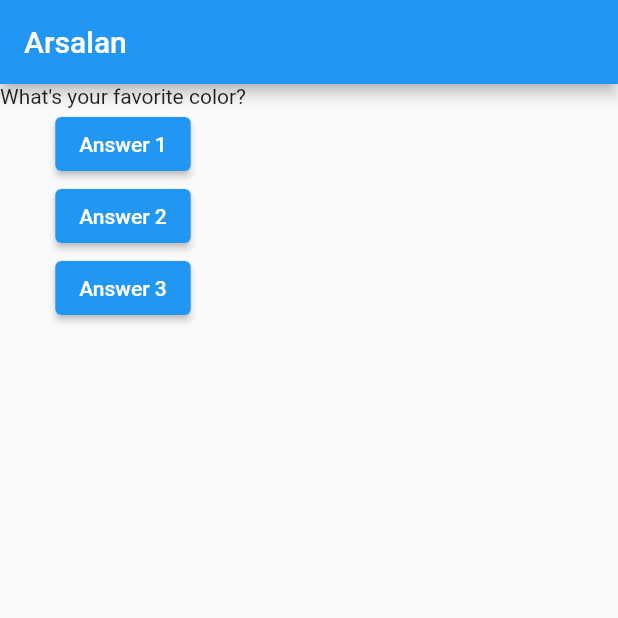
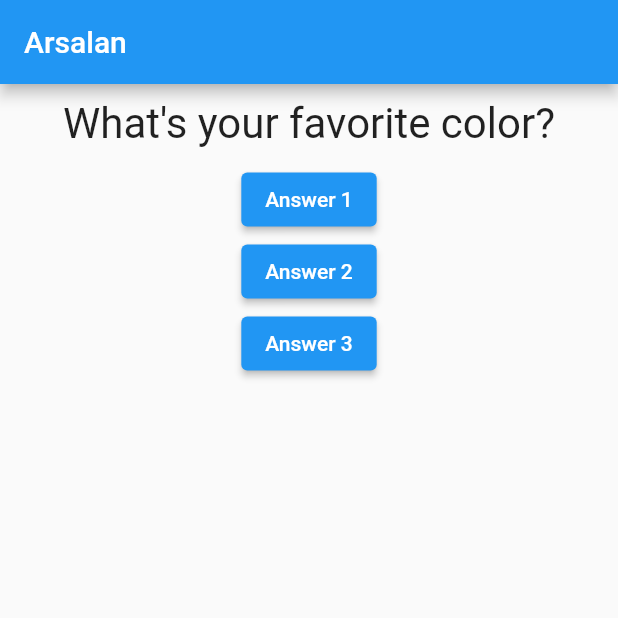
Before and after one commit to MalickArsalan/-Flutter-And-Dart-The-Complete-Guide, a Flutter app: the screen it shows after launch, on a phone screen of 412 x 824 dp, the top half of it. Run offline on Flutter 3.47's test engine with Material 2 defaults, Android fonts, the phone set to English and light mode, and no system bars.

Commit message:
Basic Stling and Layoutings

```diff
--- a/2. Flutter Basics/Projects/flutter_complete_guide/lib/main.dart
+++ b/2. Flutter Basics/Projects/flutter_complete_guide/lib/main.dart
@@ -1,4 +1,6 @@
 import 'package:flutter/material.dart';
+
+import './question.dart';
 
 // void main() {
 //   runApp(MyApp());
@@ -8,10 +10,7 @@ void main() => runApp(MyApp());
 
 class MyApp extends StatefulWidget {
   @override
-  State<StatefulWidget> createState() {
-    // TODO: implement createState
-    return _MyAppState();
-  }
+  createState() => _MyAppState();
 }
 
 class _MyAppState extends State<MyApp> {
@@ -38,7 +37,9 @@ class _MyAppState extends State<MyApp> {
           ),
           body: Column(
             children: <Widget>[
-              Text(questions[_questionIndex]),
+              Question(
+                questions[_questionIndex],
+              ),
               ElevatedButton(
                 child: Text('Answer 1'),
                 onPressed: _answerQuestion,
--- /dev/null
+++ b/2. Flutter Basics/Projects/flutter_complete_guide/lib/question.dart
@@ -0,0 +1,20 @@
+import 'package:flutter/material.dart';
+
+class Question extends StatelessWidget {
+  final String questionText;
+
+  Question(this.questionText);
+
+  @override
+  Widget build(BuildContext context) {
+    return Container(
+      width: double.infinity,
+      margin: EdgeInsets.all(10),
+      child: Text(
+        questionText,
+        style: TextStyle(fontSize: 28),
+        textAlign: TextAlign.center,
+      ),
+    );
+  }
+}
```
Also changed, not shown: 1 other file.
